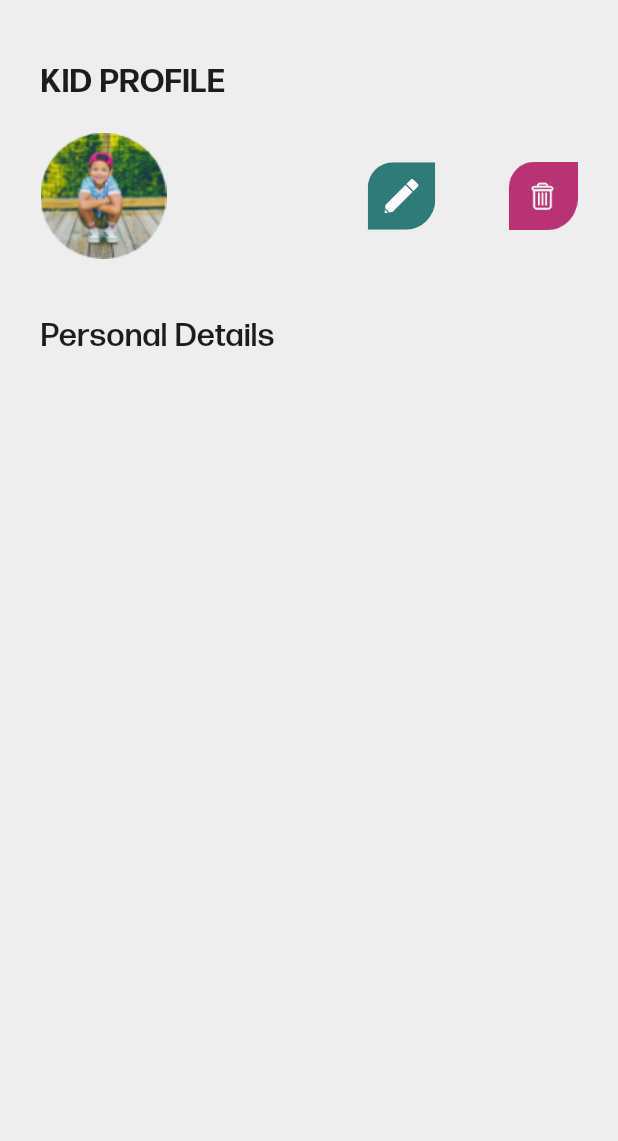
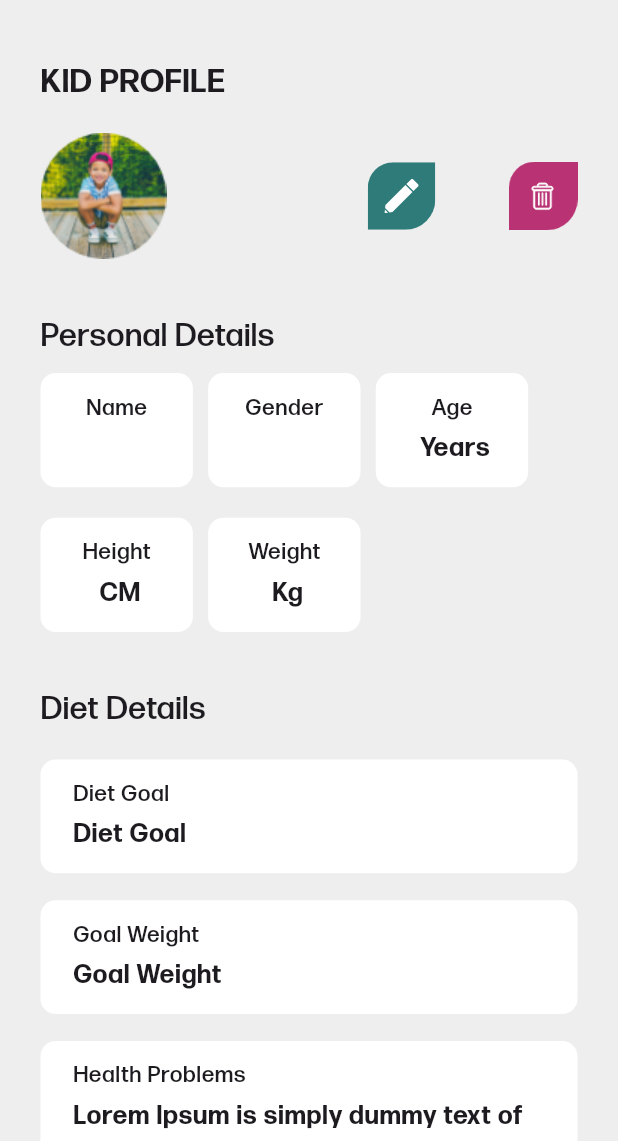
Before and after one commit to mo7amedaliEbaid/nibbles-ecommerce-food, a Flutter app: the KidProfileScreen screen opened directly with empty values, on a phone screen of 412 x 824 dp, the part 95-1236 px from its top. Run offline on Flutter 3.47's test engine with Material 3 defaults, Android fonts, the phone set to English and light mode, and no system bars; our stand-ins replace bloc, buttons_tabbar, carousel_slider, cloud_firestore, connectivity_plus, equatable and 8 more; missing offline and left inert: flutter_barcode_scanner; accounts and stored records are empty.

Commit message:
kid-profile

```diff
--- a/lib/presentation/screens/kid_profile.dart
+++ b/lib/presentation/screens/kid_profile.dart
@@ -18,7 +18,8 @@ class KidProfileScreen extends StatelessWidget {
 
     return Scaffold(
       appBar: customAppBar(context),
-      body: Padding(
+      body: SingleChildScrollView(
+        child: Padding(
           padding: Space.hf(1.5),
           child: Column(
             crossAxisAlignment: CrossAxisAlignment.start,
@@ -56,12 +57,48 @@ class KidProfileScreen extends StatelessWidget {
               ),
               Space.y!,
               Wrap(
-
+                spacing: AppDimensions.normalize(4),
+                runSpacing: AppDimensions.normalize(8),
                 children: [
-
+                  personalDetailsItem(
+                      topText: 'Name', bottomText: kid.name.capitalize()),
+                  personalDetailsItem(
+                      topText: 'Gender', bottomText: kid.gender.capitalize()),
+                  personalDetailsItem(
+                      topText: 'Age', bottomText: "${kid.age} Years"),
+                  personalDetailsItem(
+                      topText: 'Height', bottomText: "${kid.height} CM"),
+                  personalDetailsItem(
+                      topText: 'Weight', bottomText: "${kid.weight} Kg"),
                 ],
-            )
+              ),
+              Space.yf(2),
+              Text(
+                "Diet Details",
+                style: AppText.h2,
+              ),
+              Space.yf(),
+              Column(
+                children: [
+                  dietDetailsItem(
+                      topText: "Diet Goal", bottomText: "Diet Goal"),
+                  Space.yf(),
+                  dietDetailsItem(
+                      topText: "Goal Weight", bottomText: "Goal Weight"),
+                  Space.yf(),
+                  dietDetailsItem(
+                      topText: "Health Problems",
+                      bottomText:
+                          "Lorem Ipsum is simply dummy text of the printing and typesetting industry."),
                 ],
+              ),
+              Space.yf(1.5),
+              Text(
+                "Food Details",
+                style: AppText.h2,
+              ),
+            ],
+          ),
         ),
       ),
     );
--- a/lib/presentation/widgets.dart
+++ b/lib/presentation/widgets.dart
@@ -34,3 +34,4 @@ export 'widgets/range_slider.dart';
 export 'widgets/thanks_bottom_sheet.dart';
 export 'widgets/tickers.dart';
 export 'widgets/top_rec_components.dart';
+export 'widgets/kid_profile_components.dart';
--- a/lib/presentation/widgets/kid_profile_components.dart
+++ b/lib/presentation/widgets/kid_profile_components.dart
@@ -1,8 +1,98 @@
 import 'package:flutter/material.dart';
+import 'package:nibbles_ecommerce/configs/configs.dart';
 
 Widget personalDetailsItem({
   required String topText,
   required String bottomText,
 }) {
-  return Container();
+  return Container(
+    height: AppDimensions.normalize(30),
+    width: AppDimensions.normalize(40),
+    decoration: BoxDecoration(
+      color: Colors.white,
+      borderRadius: BorderRadius.circular(
+        AppDimensions.normalize(4),
+      ),
+    ),
+    child: Center(
+      child: Column(
+        mainAxisAlignment: MainAxisAlignment.center,
+        children: [
+          Text(
+            topText,
+            style: AppText.b1,
+          ),
+          Space.yf(.2),
+          Text(
+            bottomText,
+            style: AppText.h3b,
+          ),
+        ],
+      ),
+    ),
+  );
 }
+
+Widget dietDetailsItem({
+  required String topText,
+  required String bottomText,
+}) {
+  return Container(
+    //  height: AppDimensions.normalize(30),
+    width: double.infinity,
+    padding: Space.all(1.2, .7),
+    decoration: BoxDecoration(
+      color: Colors.white,
+      borderRadius: BorderRadius.circular(
+        AppDimensions.normalize(4),
+      ),
+    ),
+    child: Column(
+      mainAxisAlignment: MainAxisAlignment.center,
+      crossAxisAlignment: CrossAxisAlignment.start,
+      children: [
+        Text(
+          topText,
+          style: AppText.b1,
+        ),
+        Space.yf(.2),
+        Text(
+          bottomText,
+          style: AppText.h3b,
+        ),
+      ],
+    ),
+  );
+}
+
+Widget foodDetailsItem({
+  required String topText,
+  required String bottomText,
+}) {
+  return Container(
+    //  height: AppDimensions.normalize(30),
+    width: double.infinity,
+    padding: Space.all(1.2, .7),
+    decoration: BoxDecoration(
+      color: Colors.white,
+      borderRadius: BorderRadius.circular(
+        AppDimensions.normalize(4),
+      ),
+    ),
+    child: Column(
+      mainAxisAlignment: MainAxisAlignment.center,
+      crossAxisAlignment: CrossAxisAlignment.start,
+      children: [
+        Text(
+          topText,
+          style: AppText.b1,
+        ),
+        Space.yf(.2),
+        Text(
+          bottomText,
+          style: AppText.h3b,
+        ),
+      ],
+    ),
+  );
+}
```
Also changed, not shown: 2 other files. Lines whose indentation alone changed are shown as unchanged.
